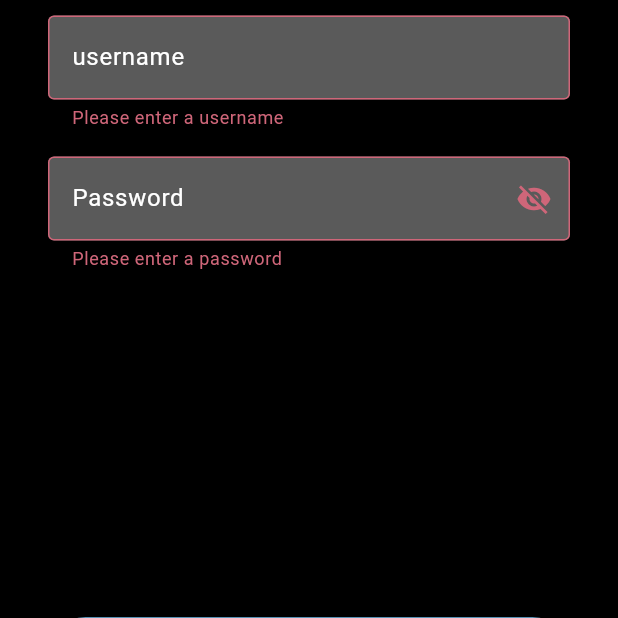
After one commit to EvelienVanophalvens/useCase, a Flutter app: the screen it shows after launch, after a tap on "Login", on a phone screen of 412 x 824 dp, the part 496-1114 px from its top. The commit adds this screen. Run offline on Flutter 3.47's test engine with Material 3 defaults, Android fonts, the phone set to English and light mode, and no system bars; our stand-ins replace flutter_bloc.

Commit message:
Fix: login with Bloc

```diff
--- a/lib/bloc/blog_bloc.dart
+++ b/lib/bloc/blog_bloc.dart
@@ -1,6 +1,6 @@
 import 'package:flutter_bloc/flutter_bloc.dart';
 import 'blog_state.dart';
-import 'get_posts.dart';
+import 'blog_event.dart';
 import 'package:demo/repositories/blog_repository.dart';
 
 class BlogBloc extends Bloc<BlogEvent, BlogState>{
--- /dev/null
+++ b/lib/bloc/user_bloc.dart
@@ -0,0 +1,40 @@
+import 'package:demo/repositories/user_repository.dart';
+import 'package:flutter_bloc/flutter_bloc.dart';
+import 'user_event.dart';
+import 'user_state.dart';
+
+class UserBloc extends Bloc<UserEvent, UserState>{
+  final UserRepository userRepository;
+  UserBloc({required this.userRepository}) : super(UserInitial()){
+    on<LoginEvent>(login);
+    on<LogoutEvent>(logout);
+  }
+
+  void login(LoginEvent event, Emitter<UserState> emit ) async {
+    try{
+      emit(LoginLoading());
+      final response = await userRepository.login(event.user.username, event.user.password);
+      if(response['statusCode'] == 200){
+        emit(LoginSucces());
+      }else{
+        emit(LoginFailed("Password or Username is incorrect"));
+      }
+    }catch(e){
+      emit(LoginFailed("Something went wrong"));
+    }
+  }
+
+  void logout(LogoutEvent event, Emitter<UserState> emit) async{
+    try{
+      emit(LogoutLoading());
+      final response = await userRepository.logout();
+      if(response['statusCode'] == 200){
+        emit(LogoutSucces());
+      }else{
+        emit(LoginFailed("Something went wrong"));
+      }
+    }catch(e){
+      emit(LoginFailed("Something went wrong"));
+    }
+  }
+}
--- /dev/null
+++ b/lib/bloc/user_event.dart
@@ -0,0 +1,11 @@
+import 'package:demo/models/user.dart';
+
+abstract class UserEvent {}
+
+class LoginEvent extends UserEvent {
+    final UserModel user;
+
+    LoginEvent({required this.user});
+}
+
+class LogoutEvent extends UserEvent{}
--- /dev/null
+++ b/lib/bloc/user_state.dart
@@ -0,0 +1,19 @@
+abstract class UserState {}
+
+class UserInitial extends UserState{}
+
+class LoginLoading extends UserState{}
+class LoginSucces extends UserState{}
+class LoginFailed extends UserState{
+  final String errorMessage;
+
+  LoginFailed(this.errorMessage);
+}
+
+class LogoutLoading extends UserState{}
+class LogoutSucces extends UserState{}
+class LogoutFailed extends UserState{
+    final String errorMessage;
+
+  LogoutFailed(this.errorMessage);
+}
--- a/lib/pages/blog.dart
+++ b/lib/pages/blog.dart
@@ -1,6 +1,6 @@
 import 'package:demo/bloc/blog_bloc.dart';
 import 'package:demo/bloc/blog_state.dart';
-import 'package:demo/bloc/get_posts.dart';
+import 'package:demo/bloc/blog_event.dart';
 import 'package:demo/repositories/blog_repository.dart';
 import 'package:demo/viewModels/user_view_model.dart';
 import 'package:demo/repositories/user_repository.dart';
--- /dev/null
+++ b/lib/widgets/loginform.dart
@@ -0,0 +1,130 @@
+import 'package:demo/bloc/user_bloc.dart';
+import 'package:demo/bloc/user_event.dart';
+import 'package:demo/bloc/user_state.dart';
+import 'package:demo/models/user.dart';
+import 'package:demo/pages/blog.dart';
+import 'package:flutter/material.dart';
+import 'package:flutter_bloc/flutter_bloc.dart';
+
+class LoginForm extends StatefulWidget {
+  const LoginForm({super.key});
+
+
+  @override
+  State<LoginForm> createState() => _LoginFormState();
+}
+
+class _LoginFormState extends State<LoginForm> {
+  final _formKey = GlobalKey<FormState>();
+   final UserModel userModel = UserModel(username: '', password: '');
+
+  bool obscure = true;
+
+  void _togglevisibility() {
+    setState(() {
+      obscure = !obscure;
+    });
+  }
+
+  @override
+  Widget build(BuildContext context) {
+    return
+      BlocListener<UserBloc, UserState>(
+        listener: (context, state) {
+          if (state is LoginSucces) {
+            Navigator.of(context).push(
+              MaterialPageRoute(builder: (context) => const Blog()),
+            );
+          } else if (state is LoginFailed) {
+              ScaffoldMessenger.of(context).showSnackBar(
+                SnackBar(
+                  content: Text(state.errorMessage),
+                  backgroundColor: Colors.red,
+                ),
+              );
+          }
+        },
+        child:  Center(
+          child: Padding(
+            padding: const EdgeInsets.all(32),
+            child: Column(
+              children: [
+                Expanded(
+                  flex: 1,
+                  child: Form(
+                    key: _formKey,
+                    child: Column(
+                      mainAxisAlignment: MainAxisAlignment.center,
+                      children: [
+                        const Text(
+                          "Login",
+                          style: TextStyle(fontSize: 32, fontWeight: FontWeight.bold),
+                        ),
+                        const SizedBox(height: 32),
+                        TextFormField(
+                          decoration: InputDecoration(
+                            border: const OutlineInputBorder(borderSide: BorderSide(width: 1)),
+                            filled: true,
+                            fillColor: Colors.grey.shade300.withOpacity(0.4),
+                            hintText: "username",
+                            hintStyle: const TextStyle(fontSize: 16, fontWeight: FontWeight.w400),
+                          ),
+                          validator: (value) {
+                            if (value == null || value.isEmpty) {
+                              return 'Please enter a username';
+                            } else {
+                              return null;
+                            }
+                          },
+                          onSaved: (value) => userModel.username = value ?? '',
+                        ),
+                        const SizedBox(height: 18),
+                        TextFormField(
+                          obscureText: obscure,
+                          decoration: InputDecoration(
+                            border: const OutlineInputBorder(borderSide: BorderSide(width: 1)),
+                            filled: true,
+                            fillColor: Colors.grey.shade300.withOpacity(0.4),
+                            hintText: "Password",
+                            hintStyle: const TextStyle(fontSize: 16, fontWeight: FontWeight.w400),
+                            suffixIcon: IconButton(
+                              onPressed: _togglevisibility,
+                              icon: Icon(obscure ? Icons.visibility_off : Icons.visibility),
+                            ),
+                          ),
+                          validator: (value) {
+                            if (value == null || value.isEmpty) {
+                              return 'Please enter a password';
+                            } else {
+                              return null;
+                            }
+                          },
+                          onSaved: (value) => userModel.password = value ?? '',
+                        ),
+                      ],
+                    ),
+                  ),
+                ),
+                                ElevatedButton(
+                    onPressed: () {
+                      if (_formKey.currentState!.validate()) {
+                        _formKey.currentState!.save();
+                        context.read<UserBloc>().add(LoginEvent(user: userModel));
+                      }
+                    },
+                    style: ElevatedButton.styleFrom(
+                      shape: RoundedRectangleBorder(borderRadius: BorderRadius.circular(40)),
+                      elevation: 0,
+                      padding: const EdgeInsets.symmetric(vertical: 15, horizontal: 30),
+                      minimumSize: const Size(double.infinity, 15),
+                      backgroundColor: const Color.fromARGB(255, 87, 145, 180),
+                    ),
+                    child: const Text("Login"),
+                  )
+              ]
+            ),
+          ),
+        ),
+      );
+  }
+}
```
Also changed, not shown: lib/pages/login.dart (+10 -119 lines), lib/bloc/blog_event.dart (renamed from lib/bloc/get_posts.dart).
